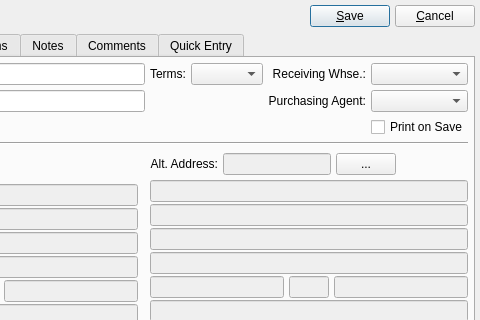
First picture: the form in guiclient/purchaseOrder.ui, repository Pegasus-RPG/xtuple-client, before the edit; both pictures show x 192 to 672 and y 0 to 320 of the 672 by 512 pixel window.
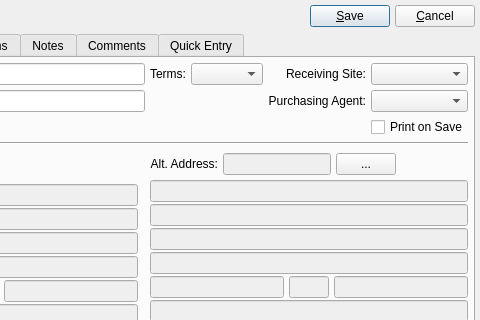
Second picture: the form after the edit. Custom widgets are drawn as their Qt base class.

Commit message: issue #6692:first pass for changing "Warehouse" to "Site"

```diff
--- a/guiclient/purchaseOrder.ui
+++ b/guiclient/purchaseOrder.ui
@@ -118,7 +118,7 @@
           <item row="0" column="4" >
            <widget class="QLabel" name="_receivingWhseLit" >
             <property name="text" >
-             <string>Receiving Whse.:</string>
+             <string>Receiving Site:</string>
             </property>
             <property name="alignment" >
              <set>Qt::AlignRight|Qt::AlignTrailing|Qt::AlignVCenter</set>
```
The commit also changes 201 other files.
